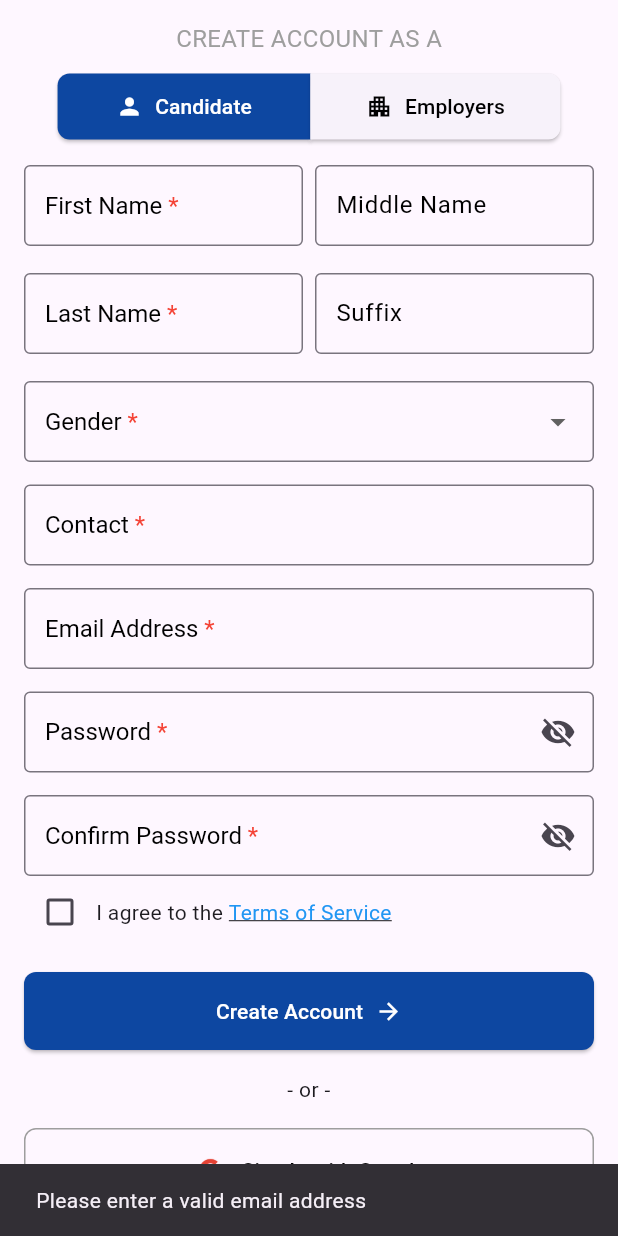
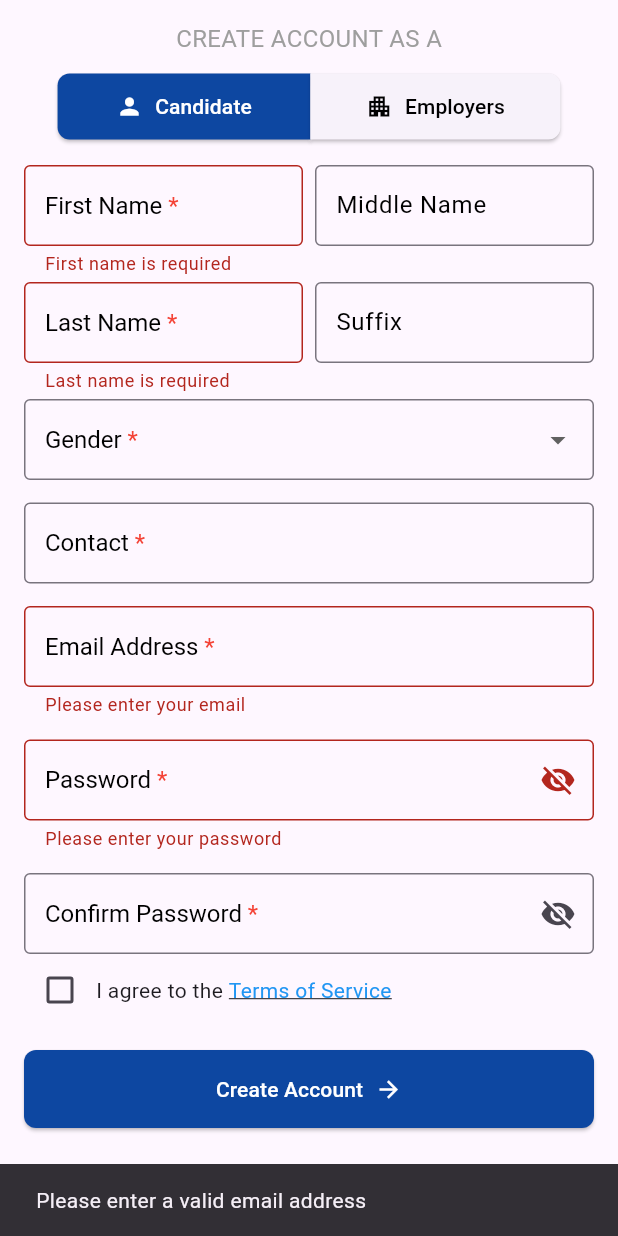
Before and after one commit to ajhay013/Application-JobSync, a Flutter app: the screen it shows after launch, scrolled down 231 dp, after a tap on "Create Account", on a phone screen of 412 x 824 dp. Run offline on Flutter 3.47's test engine with Material 3 defaults, Android fonts, the phone set to English and light mode, and no system bars; our stand-ins replace font_awesome_flutter.

Commit message:
fix validation

```diff
--- a/lib/Pages/HomePage.dart
+++ b/lib/Pages/HomePage.dart
@@ -197,6 +197,7 @@ class JobSyncApp extends StatelessWidget {
                     JobSyncFlow(),
                     SizedBox(height: 32),
                     PopularCategories(),
+
                   ],
                 ),
               ),
--- a/lib/main.dart
+++ b/lib/main.dart
@@ -67,7 +67,7 @@ class _RegistrationFormState extends State<RegistrationForm> {
  Future<void> _submitForm() async {
     if (_formKey.currentState?.validate() ?? false) {
       final response = await http.post(
-        Uri.parse('http://192.168.1.12/jobsync/insert_user.php'),  // Replace with actual URL
+        Uri.parse('http://192.168.1.13/jobsync/insert_user.php'),  // Replace with actual URL
         body: {
   'firstname': _firstNameController.text,
   'middlename': _middleNameController.text,
@@ -613,7 +613,7 @@ const SizedBox(height: 15.0),
         ],
       ),
           const SizedBox(height: 16.0),
-            ElevatedButton(
+            /*ElevatedButton(
   onPressed: () {
     if (_emailController.text.isNotEmpty && _emailController.text.contains('@')) {
       Navigator.push(
@@ -652,11 +652,59 @@ const SizedBox(height: 15.0),
       ),
     ],
   ),
+),*/
+
+
+
+
+//TOTOO
+ElevatedButton(
+  onPressed: () {
+    if (_emailController.text.isNotEmpty && _emailController.text.contains('@')) {
+      Navigator.push(
+        context,
+        MaterialPageRoute(
+          builder: (context) => EmailVerificationScreen(
+            email: _emailController.text, // Pass the email from the controller
+          ),
+        ),
+      );
+    } else {
+      // Show a warning or validation message
+      ScaffoldMessenger.of(context).showSnackBar(
+        SnackBar(content: Text('Please enter a valid email address')),
+      );
+    }
+    _submitForm(); // Call the form submission method
+  },
+  style: ElevatedButton.styleFrom(
+    backgroundColor: Colors.blue[900], // Set the button's background color to blue
+    padding: EdgeInsets.symmetric(vertical: 16), // Set padding
+    shape: RoundedRectangleBorder(
+      borderRadius: BorderRadius.circular(8), // Set border radius
+    ),
+  ),
+  child: Row(
+    mainAxisAlignment: MainAxisAlignment.center,
+    children: [
+      Text(
+        'Create Account',
+        style: TextStyle(color: Colors.white), // Set text color to white
+      ),
+      SizedBox(width: 8.0),
+      Icon(
+        Icons.arrow_forward,
+        color: Colors.white, // Set the icon color to white
+      ),
+    ],
+  ),
 ),
 
 
 
 
+
+//BACKUP
 /*ElevatedButton(
             onPressed: _submitForm,
             style: ElevatedButton.styleFrom(
@@ -680,8 +728,8 @@ const SizedBox(height: 15.0),
                 ),
               ],
             ),
-          ),
-*/
+          ),*/
+
 
 
 
```
Also changed, not shown: lib/components/popularcategories.dart (+23 -21 lines), 1 other file.
